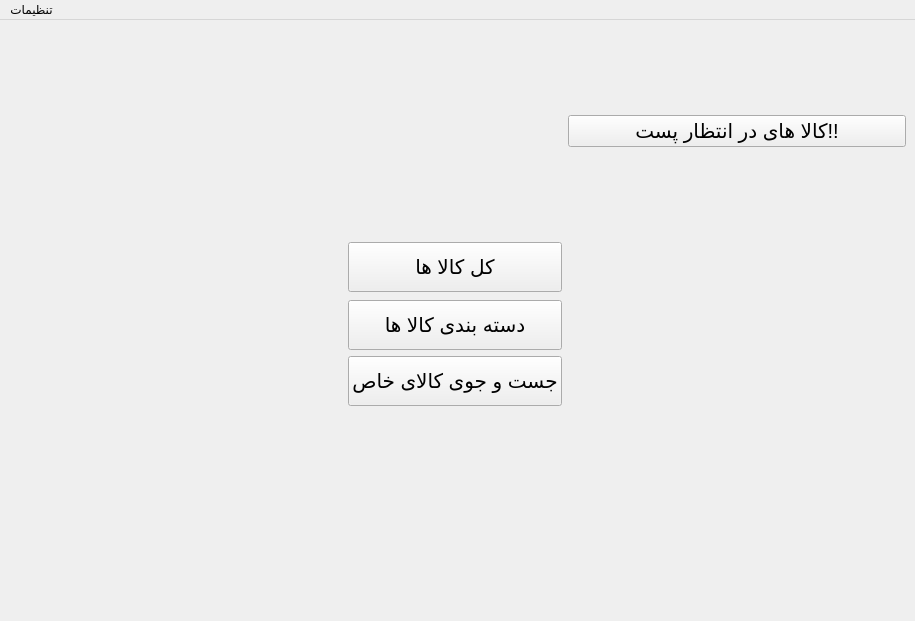
First picture: the form in PostAdminWindow.ui, repository Alireza8hi/Project-DigiKala, before the edit.
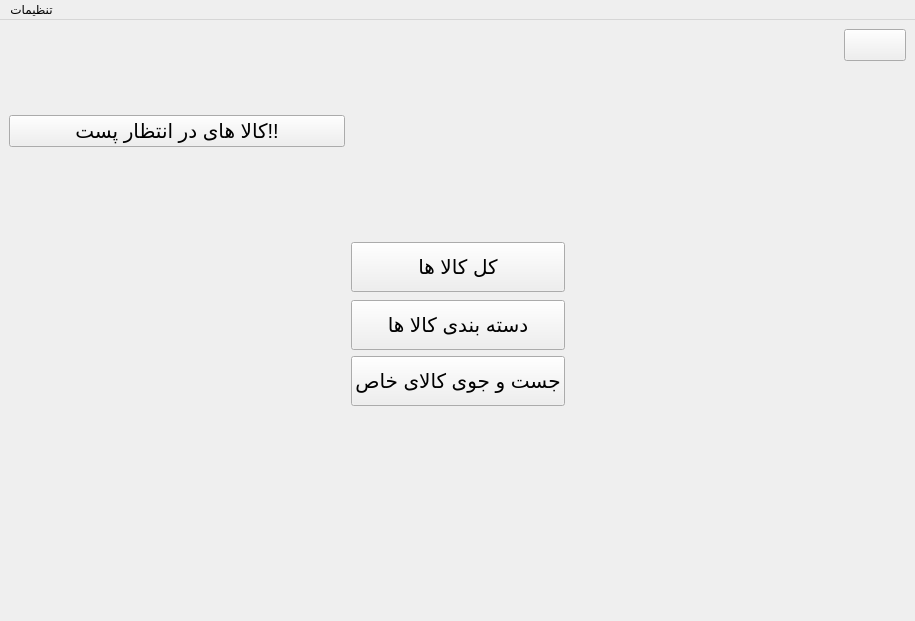
Second picture: the form after the edit. Icons and pictures are not drawn.

```diff
--- a/PostAdminWindow.ui
+++ b/PostAdminWindow.ui
@@ -23,20 +23,20 @@
     <string notr="true">background-image: url(:/Pics/Pics/2912283.jpg);</string>
    </property>
    <layout class="QGridLayout" name="gridLayout">
-    <item row="0" column="1">
-     <spacer name="verticalSpacer_2">
+    <item row="5" column="0">
+     <spacer name="horizontalSpacer">
       <property name="orientation">
-       <enum>Qt::Vertical</enum>
+       <enum>Qt::Horizontal</enum>
       </property>
       <property name="sizeHint" stdset="0">
        <size>
-        <width>20</width>
-        <height>40</height>
+        <width>40</width>
+        <height>20</height>
        </size>
       </property>
      </spacer>
     </item>
-    <item row="3" column="1">
+    <item row="6" column="1">
      <spacer name="verticalSpacer">
       <property name="orientation">
        <enum>Qt::Vertical</enum>
@@ -49,7 +49,62 @@
       </property>
      </spacer>
     </item>
-    <item row="2" column="1">
+    <item row="2" column="0">
+     <widget class="QPushButton" name="CommoditiesAwaitingPostBtn">
+      <property name="styleSheet">
+       <string notr="true">color: rgb(0, 0, 0);</string>
+      </property>
+      <property name="text">
+       <string>کالا های در انتظار پست!!</string>
+      </property>
+      <property name="icon">
+       <iconset resource="icons.qrc">
+        <normaloff>:/Icons/Icons/timer-icon-14.jpg</normaloff>:/Icons/Icons/timer-icon-14.jpg</iconset>
+      </property>
+     </widget>
+    </item>
+    <item row="2" column="2">
+     <layout class="QGridLayout" name="gridLayout_2">
+      <item row="0" column="0">
+       <spacer name="horizontalSpacer_3">
+        <property name="orientation">
+         <enum>Qt::Horizontal</enum>
+        </property>
+        <property name="sizeHint" stdset="0">
+         <size>
+          <width>40</width>
+          <height>20</height>
+         </size>
+        </property>
+       </spacer>
+      </item>
+      <item row="0" column="1">
+       <widget class="QPushButton" name="CartBtn">
+        <property name="text">
+         <string/>
+        </property>
+        <property name="icon">
+         <iconset resource="icons.qrc">
+          <normaloff>:/Icons/Icons/basket-cart-icon-27.png</normaloff>:/Icons/Icons/basket-cart-icon-27.png</iconset>
+        </property>
+       </widget>
+      </item>
+      <item row="1" column="1">
+       <spacer name="verticalSpacer_6">
+        <property name="orientation">
+         <enum>Qt::Vertical</enum>
+        </property>
+        <property name="sizeHint" stdset="0">
+         <size>
+          <width>20</width>
+          <height>40</height>
+         </size>
+        </property>
+       </spacer>
+      </item>
+     </layout>
+    </item>
+    <item row="5" column="1">
      <layout class="QVBoxLayout" name="verticalLayout">
       <item>
        <spacer name="verticalSpacer_3">
@@ -179,7 +234,20 @@
       </item>
      </layout>
     </item>
-    <item row="2" column="2">
+    <item row="2" column="1">
+     <spacer name="verticalSpacer_2">
+      <property name="orientation">
+       <enum>Qt::Vertical</enum>
+      </property>
+      <property name="sizeHint" stdset="0">
+       <size>
+        <width>20</width>
+        <height>40</height>
+       </size>
+      </property>
+     </spacer>
+    </item>
+    <item row="5" column="2">
      <spacer name="horizontalSpacer_2">
       <property name="orientation">
        <enum>Qt::Horizontal</enum>
@@ -192,33 +260,6 @@
       </property>
      </spacer>
     </item>
-    <item row="2" column="0">
-     <spacer name="horizontalSpacer">
-      <property name="orientation">
-       <enum>Qt::Horizontal</enum>
-      </property>
-      <property name="sizeHint" stdset="0">
-       <size>
-        <width>40</width>
-        <height>20</height>
-       </size>
-      </property>
-     </spacer>
-    </item>
-    <item row="0" column="2">
-     <widget class="QPushButton" name="CommoditiesAwaitingPostBtn">
-      <property name="styleSheet">
-       <string notr="true">color: rgb(0, 0, 0);</string>
-      </property>
-      <property name="text">
-       <string>کالا های در انتظار پست!!</string>
-      </property>
-      <property name="icon">
-       <iconset resource="icons.qrc">
-        <normaloff>:/Icons/Icons/timer-icon-14.jpg</normaloff>:/Icons/Icons/timer-icon-14.jpg</iconset>
-      </property>
-     </widget>
-    </item>
    </layout>
   </widget>
   <widget class="QMenuBar" name="menubar">
```
Left out of the diff: 16 changed lines with no effect on the pictures.
